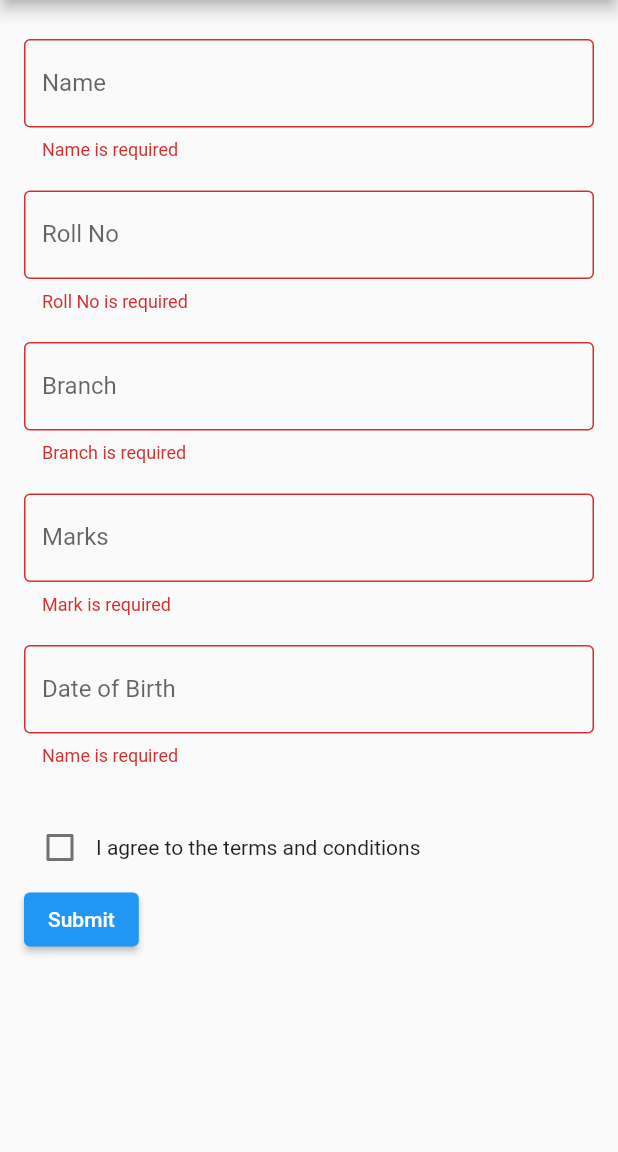
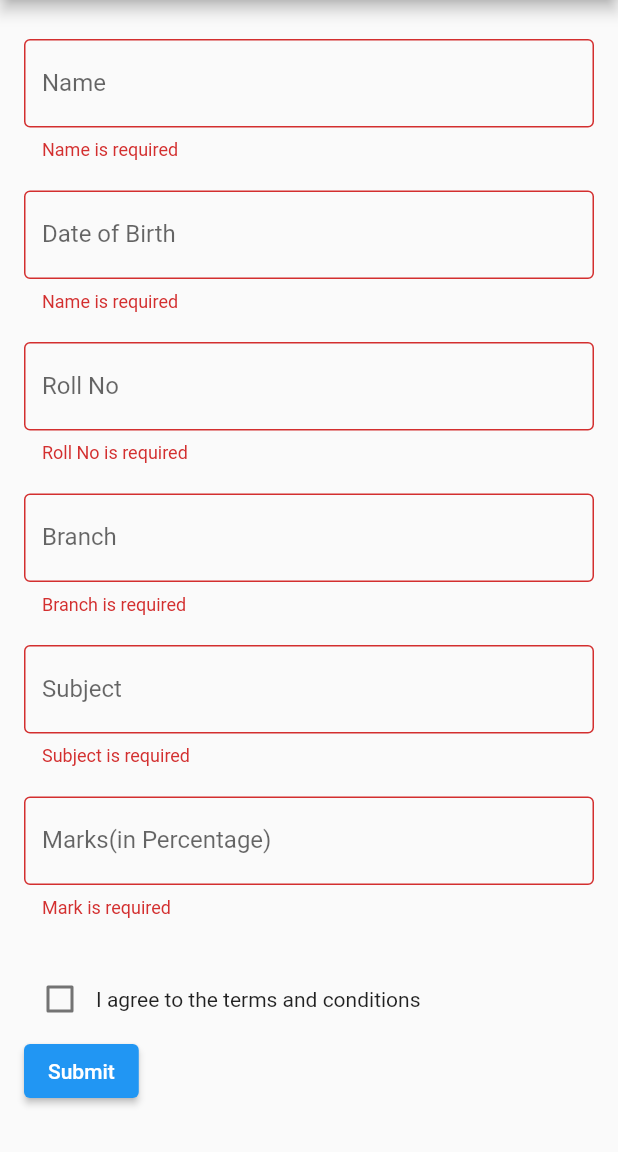
Before and after one commit to abdulshakeer/StudentApp, a Flutter app: the AddStudentPage screen opened directly, after a tap on "Submit", on a phone screen of 412 x 824 dp, the part 84-1236 px from its top. Run offline on Flutter 3.47's test engine with Material 2 defaults, Android fonts, the phone set to English and light mode, and no system bars; our stand-ins replace sqflite; accounts and stored records are empty.

Commit message:
changes added

```diff
--- a/lib/add_student_page.dart
+++ b/lib/add_student_page.dart
@@ -14,6 +14,7 @@ class _AddStudentPageState extends State<AddStudentPage> {
   TextEditingController branchController = TextEditingController();
   TextEditingController marksController = TextEditingController();
   TextEditingController dobController = TextEditingController();
+  TextEditingController subjectController = TextEditingController();
   DateTime? selectedDate; // Make selectedDate nullable
   bool agreedToTerms = false; // Track whether the checkbox is checked
 
@@ -57,6 +58,16 @@ class _AddStudentPageState extends State<AddStudentPage> {
                     return null;
                   },
                 ),
+                _buildDateField(
+                  labelText: 'Date of Birth',
+                  controller: dobController,
+                  validator: (value) {
+                    if (value == null || value.isEmpty) {
+                      return 'Name is required';
+                    }
+                    return null;
+                  },
+                ),
                 _buildTextField(
                   labelText: 'Roll No',
                   controller: rollNoController,
@@ -78,21 +89,21 @@ class _AddStudentPageState extends State<AddStudentPage> {
                   },
                 ),
                 _buildTextField(
-                  labelText: 'Marks',
+                  labelText: 'Subject',
+                  controller: subjectController,
+                  validator: (value) {
+                    if (value == null || value.isEmpty) {
+                      return 'Subject is required';
+                    }
+                    return null;
+                  },
+                ),
+                _buildTextField(
+                  labelText: 'Marks(in Percentage)',
                   controller: marksController,
                   validator: (value) {
                     if (value == null || value.isEmpty) {
                       return 'Mark is required';
-                    }
-                    return null;
-                  },
-                ),
-                _buildDateField(
-                  labelText: 'Date of Birth',
-                  controller: dobController,
-                  validator: (value) {
-                    if (value == null || value.isEmpty) {
-                      return 'Name is required';
                     }
                     return null;
                   },
@@ -152,6 +163,7 @@ class _AddStudentPageState extends State<AddStudentPage> {
                       final branch = branchController.text;
                       final marks = int.tryParse(marksController.text) ?? 0;
                       final dob = dobController.text;
+                      final subject = subjectController.text;
 
                       final newRecord = {
                         'name': name,
@@ -159,8 +171,8 @@ class _AddStudentPageState extends State<AddStudentPage> {
                         'branch': branch,
                         'marks': marks,
                         'dob': dob,
+                        'subject': subject
                       };
-
                       final dbHelper = DatabaseHelper();
                       await dbHelper.insertRecord(newRecord);
 
--- a/lib/main.dart
+++ b/lib/main.dart
@@ -176,10 +176,11 @@ class _ViewDetailsPageState extends State<ViewDetailsPage> {
         subtitle: Column(
           crossAxisAlignment: CrossAxisAlignment.start,
           children: <Widget>[
+            Text('Date of Birth: ${student['dob']}'),
             Text('Roll No: ${student['rollNo']}'),
             Text('Branch: ${student['branch']}'),
+            Text('Subject: ${student['subject']}'),
             Text('Marks: ${student['marks']}'),
-            Text('Date of Birth: ${student['dob']}'),
           ],
         ),
         trailing: Row(
@@ -243,10 +244,12 @@ void _showStudentDetailsModal(
                 ],
               ),
               Text('Name: ${student['name']}'),
+              Text('Date of Birth: ${student['dob']}'),
               Text('Roll No: ${student['rollNo']}'),
               Text('Branch: ${student['branch']}'),
+              Text('Subject: ${student['subject']}'),
               Text('Marks: ${student['marks']}'),
-              Text('Date of Birth: ${student['dob']}'),
+
               SizedBox(height: 16.0),
               // Add more student details here if needed
             ],
```
Also changed, not shown: lib/sql_helper.dart (+9 -8 lines).
